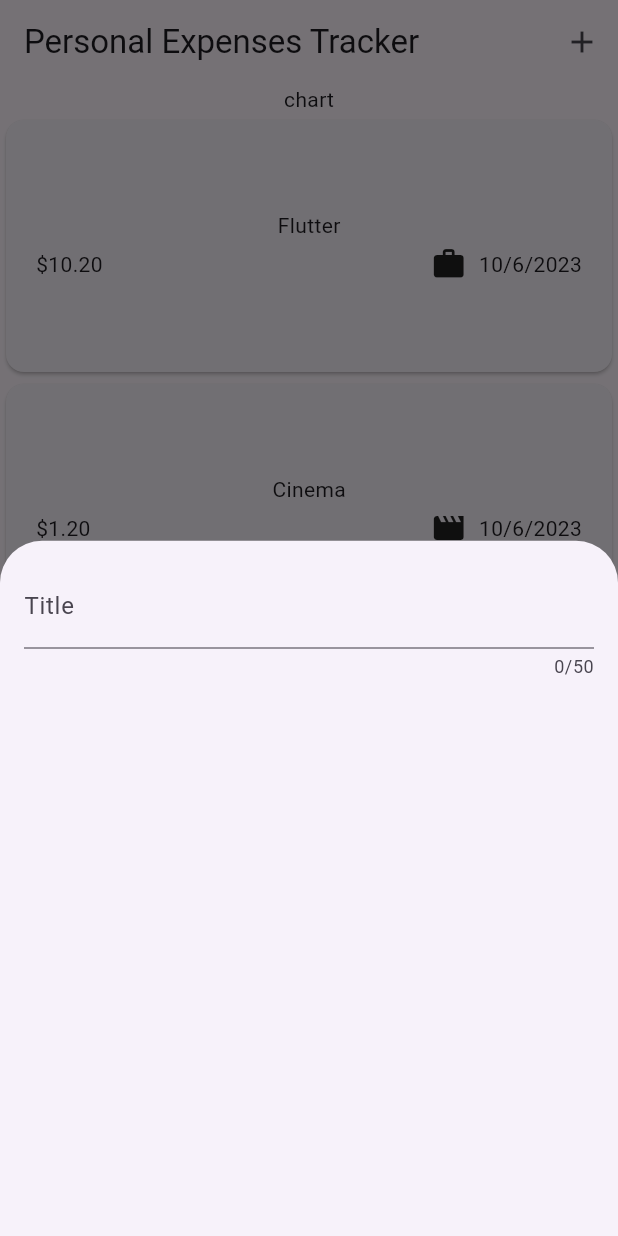
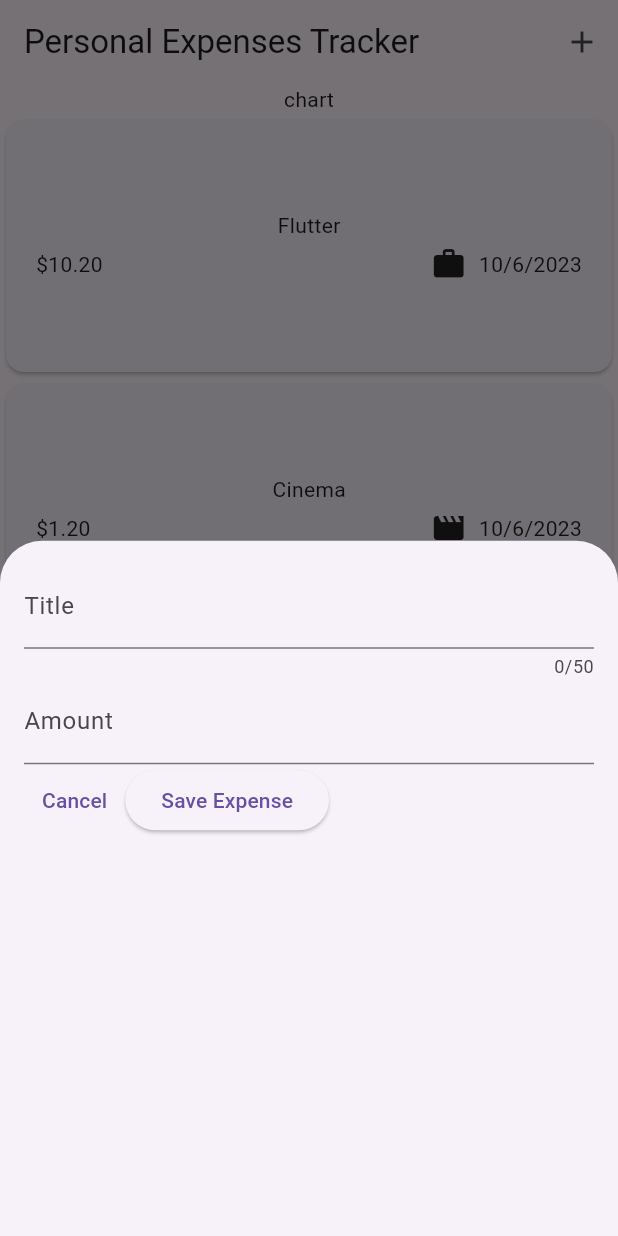
Before and after one commit to Souvik00/Personal-Finance-Manager, a Flutter app: the screen it shows after launch, after a tap on the "add" icon, on a phone screen of 412 x 824 dp. Run offline on Flutter 3.47's test engine with Material 2 defaults, Android fonts, the phone set to English and light mode, and no system bars.

Commit message:
button function update

```diff
--- a/lib/widgets/new_expense.dart
+++ b/lib/widgets/new_expense.dart
@@ -10,19 +10,50 @@ class NewExpense extends StatefulWidget{
 
 }
 class _NewExpenseState extends State<NewExpense>{
-
+ final _titleController =  TextEditingController();
+ final _amoutnController= TextEditingController();
+ @override
+  void dispose() {
+    _titleController.dispose();
+    _amoutnController.dispose();
+    super.dispose();
+  }
   @override
   Widget build(BuildContext context) {
     return Padding(
-      padding: EdgeInsets.all(16),
+      padding: const EdgeInsets.all(16),
       child : Column(
-     children: const [
+     children:  [
        TextField(
+         controller: _titleController,
          maxLength: 50,
-         decoration: InputDecoration(
+         decoration: const InputDecoration(
            label: Text('Title'),
          ),
     ),
+       TextField(
+         controller: _amoutnController,
+         keyboardType: TextInputType.number,
+         decoration: const InputDecoration(
+           prefixText: '৳ ',
+           label: Text('Amount'),
+         ),
+       ),
+       Row(children: [
+         TextButton(onPressed:(){
+           Navigator.pop(context);
+         },
+             child:const Text('Cancel'),
+         ),
+    ElevatedButton(
+    onPressed: (){
+    print((_titleController.text));
+    print((_amoutnController.text));
+    },
+    child: const Text('Save Expense'),
+       ),
+    ],
+       ),
     ],
     ),
     );
```
